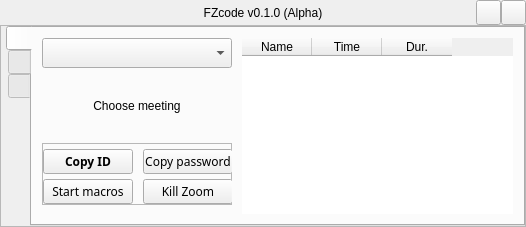
Old version of the form mainwindow.ui in the repository mmistika/FZcode.
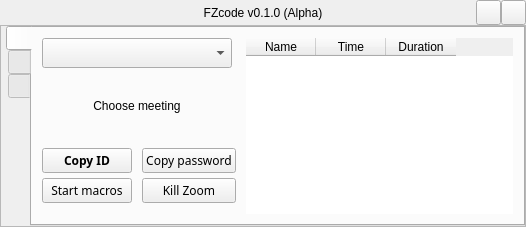
New version of the form. Icons and pictures are not drawn. Custom widgets are drawn as their Qt base class.

Commit message: refactor: change home buttons layout

The edit to the form file:
```diff
--- a/mainwindow.ui
+++ b/mainwindow.ui
@@ -270,6 +270,12 @@
            </property>
            <item>
             <widget class="QFrame" name="homeLeftContainer">
+             <property name="sizePolicy">
+              <sizepolicy hsizetype="Fixed" vsizetype="Preferred">
+               <horstretch>0</horstretch>
+               <verstretch>0</verstretch>
+              </sizepolicy>
+             </property>
              <property name="frameShape">
               <enum>QFrame::NoFrame</enum>
              </property>
@@ -357,71 +363,24 @@
                </widget>
               </item>
               <item>
-               <widget class="QFrame" name="homeBtnsContainer">
-                <property name="maximumSize">
-                 <size>
-                  <width>190</width>
-                  <height>62</height>
-                 </size>
+               <layout class="QGridLayout" name="homeBtnsContainer">
+                <property name="topMargin">
+                 <number>5</number>
                 </property>
-                <property name="frameShape">
-                 <enum>QFrame::StyledPanel</enum>
-                </property>
-                <property name="frameShadow">
-                 <enum>QFrame::Raised</enum>
-                </property>
-                <layout class="QFormLayout" name="formLayout">
                  <property name="horizontalSpacing">
                   <number>10</number>
                  </property>
                  <property name="verticalSpacing">
                   <number>5</number>
                  </property>
-                 <property name="leftMargin">
-                  <number>0</number>
-                 </property>
-                 <property name="topMargin">
-                  <number>5</number>
-                 </property>
-                 <property name="rightMargin">
-                  <number>0</number>
-                 </property>
-                 <property name="bottomMargin">
-                  <number>0</number>
-                 </property>
-                 <item row="0" column="0">
-                  <widget class="QPushButton" name="idBtn">
-                   <property name="minimumSize">
-                    <size>
-                     <width>90</width>
-                     <height>25</height>
-                    </size>
-                   </property>
-                   <property name="maximumSize">
-                    <size>
-                     <width>90</width>
-                     <height>25</height>
-                    </size>
-                   </property>
-                   <property name="font">
-                    <font>
-                     <family>Yu Gothic UI Semibold</family>
-                     <bold>true</bold>
-                    </font>
-                   </property>
-                   <property name="cursor">
-                    <cursorShape>PointingHandCursor</cursorShape>
-                   </property>
-                   <property name="toolTip">
-                    <string>Copy meeting ID</string>
-                   </property>
-                   <property name="text">
-                    <string>Copy ID</string>
-                   </property>
-                  </widget>
-                 </item>
                  <item row="0" column="1">
                   <widget class="QPushButton" name="passwdBtn">
+                  <property name="sizePolicy">
+                   <sizepolicy hsizetype="Expanding" vsizetype="Fixed">
+                    <horstretch>0</horstretch>
+                    <verstretch>0</verstretch>
+                   </sizepolicy>
+                  </property>
                    <property name="minimumSize">
                     <size>
                      <width>90</width>
@@ -430,7 +389,7 @@
                    </property>
                    <property name="maximumSize">
                     <size>
-                     <width>90</width>
+                    <width>190</width>
                      <height>25</height>
                     </size>
                    </property>
@@ -450,8 +409,51 @@
                    </property>
                   </widget>
                  </item>
+                <item row="0" column="0">
+                 <widget class="QPushButton" name="idBtn">
+                  <property name="sizePolicy">
+                   <sizepolicy hsizetype="Expanding" vsizetype="Fixed">
+                    <horstretch>0</horstretch>
+                    <verstretch>0</verstretch>
+                   </sizepolicy>
+                  </property>
+                  <property name="minimumSize">
+                   <size>
+                    <width>90</width>
+                    <height>25</height>
+                   </size>
+                  </property>
+                  <property name="maximumSize">
+                   <size>
+                    <width>190</width>
+                    <height>25</height>
+                   </size>
+                  </property>
+                  <property name="font">
+                   <font>
+                    <family>Yu Gothic UI Semibold</family>
+                    <bold>true</bold>
+                   </font>
+                  </property>
+                  <property name="cursor">
+                   <cursorShape>PointingHandCursor</cursorShape>
+                  </property>
+                  <property name="toolTip">
+                   <string>Copy meeting ID</string>
+                  </property>
+                  <property name="text">
+                   <string>Copy ID</string>
+                  </property>
+                 </widget>
+                </item>
                  <item row="1" column="0">
                   <widget class="QPushButton" name="macrosBtn">
+                  <property name="sizePolicy">
+                   <sizepolicy hsizetype="Expanding" vsizetype="Fixed">
+                    <horstretch>0</horstretch>
+                    <verstretch>0</verstretch>
+                   </sizepolicy>
+                  </property>
                    <property name="minimumSize">
                     <size>
                      <width>90</width>
@@ -460,7 +462,7 @@
                    </property>
                    <property name="maximumSize">
                     <size>
-                     <width>90</width>
+                    <width>190</width>
                      <height>25</height>
                     </size>
                    </property>
@@ -482,6 +484,12 @@
                  </item>
                  <item row="1" column="1">
                   <widget class="QPushButton" name="killBtn">
+                  <property name="sizePolicy">
+                   <sizepolicy hsizetype="Expanding" vsizetype="Fixed">
+                    <horstretch>0</horstretch>
+                    <verstretch>0</verstretch>
+                   </sizepolicy>
+                  </property>
                    <property name="minimumSize">
                     <size>
                      <width>90</width>
@@ -490,7 +498,7 @@
                    </property>
                    <property name="maximumSize">
                     <size>
-                     <width>90</width>
+                    <width>190</width>
                      <height>25</height>
                     </size>
                    </property>
@@ -511,7 +519,6 @@
                   </widget>
                  </item>
                 </layout>
-               </widget>
               </item>
               <item>
                <spacer name="verticalSpacer">
@@ -633,7 +640,7 @@
                 </column>
                 <column>
                  <property name="text">
-                  <string>Dur.</string>
+                  <string>Duration</string>
                  </property>
                 </column>
                </widget>
```
Left out of the diff: 19 changed lines with no effect on the pictures. Lines whose indentation alone changed are shown as unchanged. The commit also changes 1 other file.
